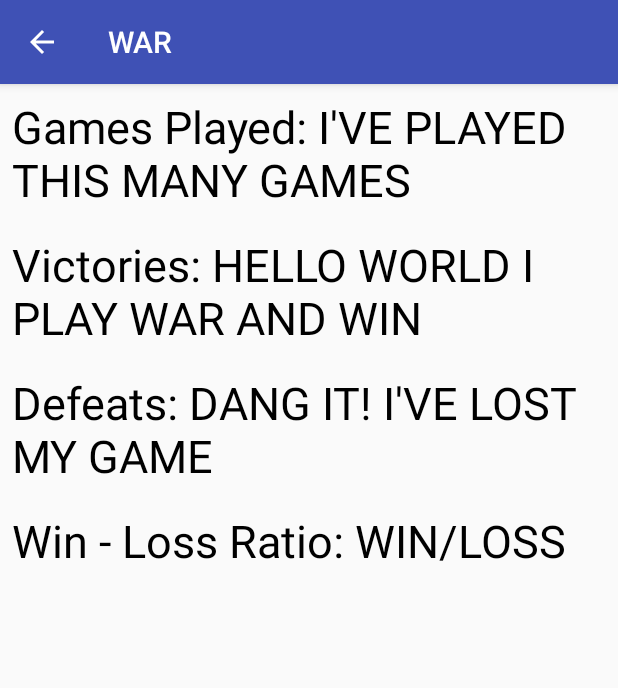
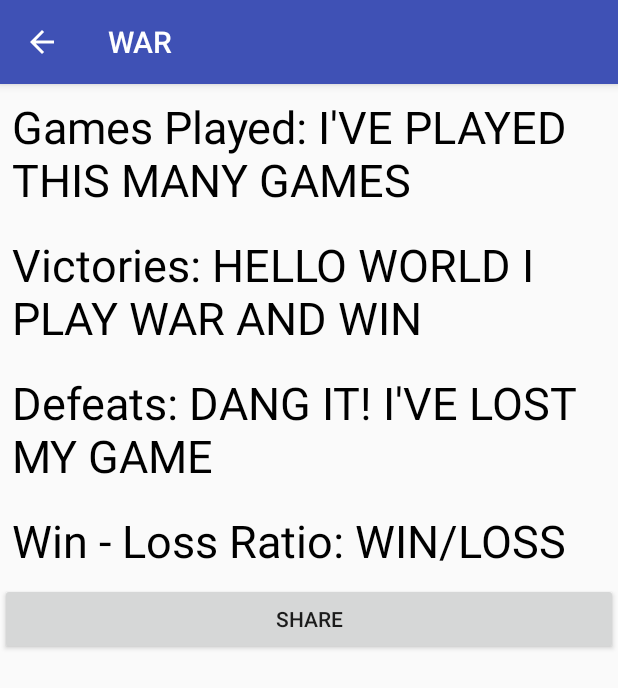
Before and after one commit to OSU-CS492-W18/final-project-team-6, an Android app: the StatsActivity screen opened directly, with no data from a screen before it, on a phone screen of 412 x 824 dp. Shown: the top 688 px of the screen. Run offline under Robolectric (Android 15) with nearby library versions, the phone set to English and light mode, and no system bars; network calls fail.

Commit message:
Share functionality added

```diff
--- a/app/src/main/java/com/example/me/war/StatsActivity.java
+++ b/app/src/main/java/com/example/me/war/StatsActivity.java
@@ -1,11 +1,14 @@
 package com.example.me.war;
 
+import android.content.Intent;
 import android.content.SharedPreferences;
 import android.os.Bundle;
 import android.support.v4.app.ShareCompat;
 import android.support.v7.app.AppCompatActivity;
 import android.view.Menu;
 import android.view.MenuItem;
+import android.view.View;
+import android.widget.Button;
 import android.widget.TextView;
 
 
@@ -19,6 +22,7 @@ public class StatsActivity extends AppCompatActivity {
     private TextView mLossesTV;
     private TextView mGamesPlayedTV;
     private TextView mWinLossRatioTV;
+    Button btn;
 
     @Override
     protected void onCreate(Bundle savedInstanceState) {
@@ -29,6 +33,18 @@ public class StatsActivity extends AppCompatActivity {
         mLossesTV = findViewById(R.id.tv_stats_losses);
         mGamesPlayedTV = findViewById(R.id.tv_stats_games_played);
         mWinLossRatioTV= findViewById(R.id.tv_stats_win_loss_ratio);
+
+        btn = (Button)findViewById(R.id.share_btn);
+        btn.setOnClickListener(new View.OnClickListener() {
+            @Override
+            public void onClick(View view) {
+                Intent intent = new Intent(Intent.ACTION_SEND);
+                intent.setType("text/plain");
+                intent.putExtra(Intent.EXTRA_SUBJECT, "Body of what we want to share");
+                intent.putExtra(Intent.EXTRA_TEXT, "Here are my stats for War!");
+                startActivity(Intent.createChooser(intent, "Share using: "));
+            }
+        });
 
 
         mWinsTV.setText("Victories: HELLO WORLD I PLAY WAR AND WIN");
--- a/app/src/main/res/layout/activity_stats.xml
+++ b/app/src/main/res/layout/activity_stats.xml
@@ -39,5 +39,12 @@
         android:textSize="30sp"
         android:textColor="#000"/>
 
+    <Button
+
+        android:id="@+id/share_btn"
+        android:layout_width="match_parent"
+        android:layout_height="wrap_content"
+        android:text="Share" />
+
 
 </LinearLayout>
```
Also changed, not shown: 1196 other files.
